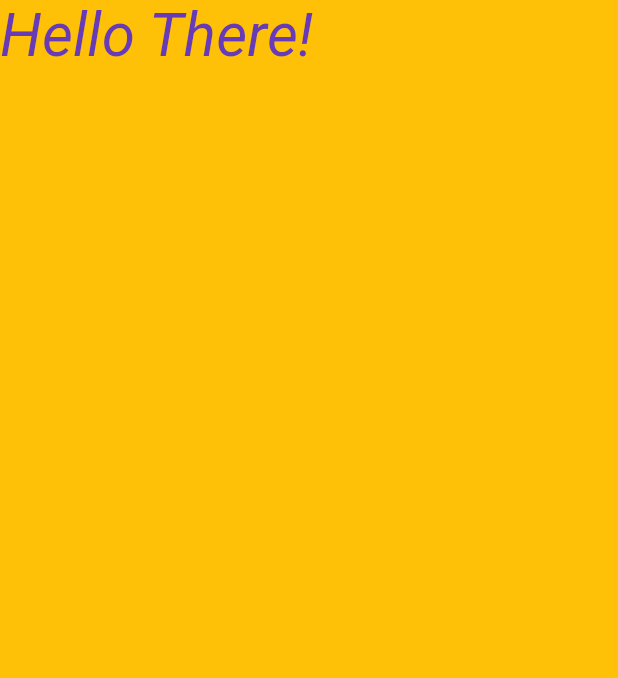
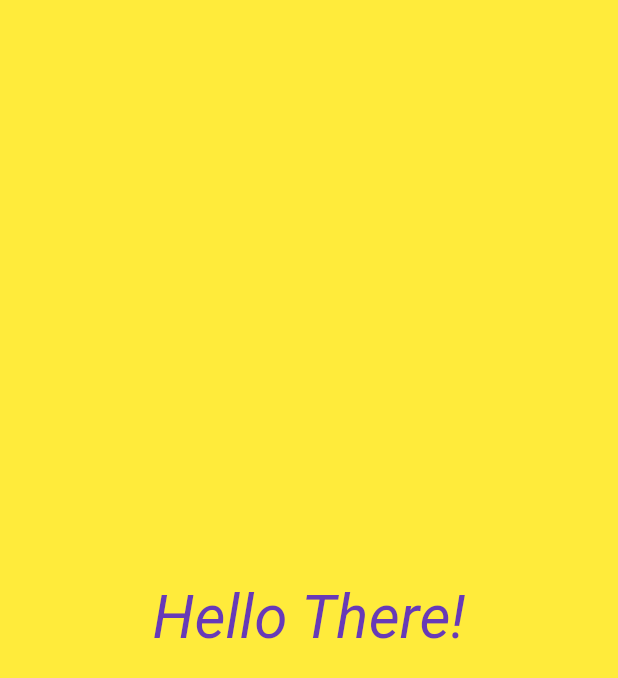
Before and after one commit to PR0OFi/flutter_app, a Flutter app: the screen it shows after launch, on a phone screen of 412 x 824 dp. Shown: the top 678 px of the screen. Run offline on Flutter 3.47's test engine with Material 2 defaults, Android fonts, the phone set to English and light mode, and no system bars.

Commit message:
starting develop color_changer

```diff
--- a/lib/screen.dart
+++ b/lib/screen.dart
@@ -1,21 +1,15 @@
 import 'package:flutter/material.dart';
+import 'package:flutter_app/text_element.dart';
 
 class Screen extends StatelessWidget {
   @override
   Widget build(BuildContext context) {
     return MaterialApp(
       home: Scaffold(
-        body: RichText(
-          text: TextSpan(
-            text: "Hello There!",
-            style: TextStyle(
-                fontSize: 40.0,
-                fontStyle: FontStyle.italic,
-                color: Colors.deepPurple),
-          ),
-        ),
-        backgroundColor: Colors.amber,
-
+        body: Container(
+            color: Colors.yellow,
+            alignment: Alignment.center,
+            child: HelloThere()),
       ),
     );
   }
--- /dev/null
+++ b/lib/text_element.dart
@@ -0,0 +1,16 @@
+import 'package:flutter/material.dart';
+
+class HelloThere extends StatelessWidget{
+  @override
+  Widget build(BuildContext context) {
+    return RichText(
+      text: TextSpan(
+        text: "Hello There!",
+        style: TextStyle(
+            fontSize: 40.0,
+            fontStyle: FontStyle.italic,
+            color: Colors.deepPurple),
+      ),
+    );
+  }
+}
```
Also changed, not shown: lib/color_changer.dart (added, +13 -0 lines).
